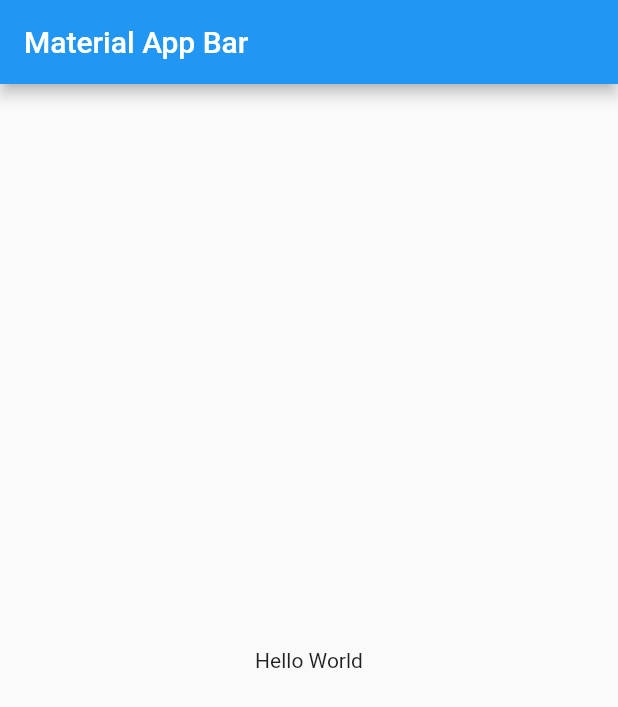
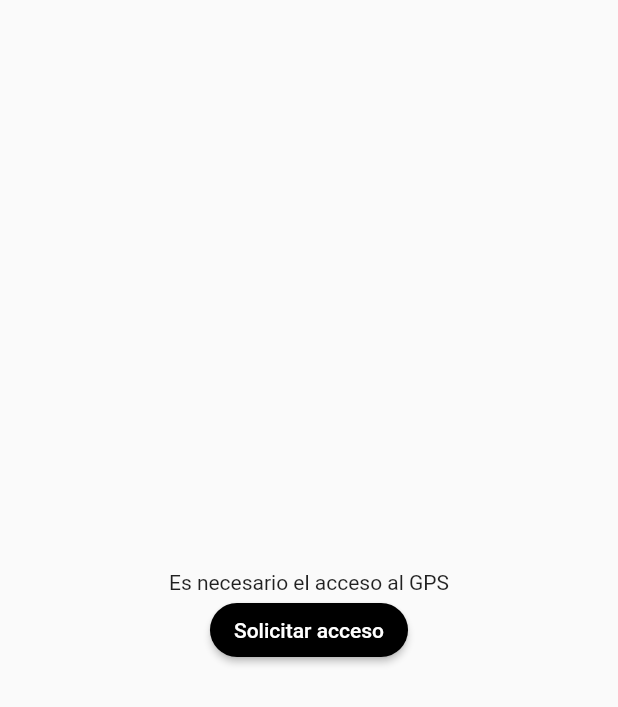
Before and after one commit to juanncode/maps_flutter, a Flutter app: the screen it shows after launch, on a phone screen of 412 x 824 dp. Shown: the top 707 px of the screen. Run offline on Flutter 3.47's test engine with Material 2 defaults, Android fonts, the phone set to English and light mode, and no system bars; our stand-ins replace bloc, equatable, flutter_bloc, geolocator.

```diff
--- /dev/null
+++ b/lib/blocs/gps/gps_bloc.dart
@@ -0,0 +1,51 @@
+import 'dart:async';
+
+import 'package:bloc/bloc.dart';
+import 'package:equatable/equatable.dart';
+import 'package:geolocator/geolocator.dart';
+
+part 'gps_event.dart';
+part 'gps_state.dart';
+
+class GpsBloc extends Bloc<GpsEvent, GpsState> {
+
+  StreamSubscription? gpsServiceSubscription;
+
+  GpsBloc() : super(const GpsState()) {
+    on<GpsAndPermissionEvent>((event, emit) {
+      emit(state.copyWith(
+          isGpsEnabled: event.isGpsEnabled,
+          isGpsPermissionGranted: event.isGpsPermissionGranted));
+    });
+
+    _init();
+  }
+
+  Future<void> _init() async {
+    final isEnabled = await _checkGpsStatus();
+
+    add(GpsAndPermissionEvent(
+      isGpsEnabled: isEnabled,
+      isGpsPermissionGranted: state.isGpsPermissionGranted,
+    ));
+  }
+
+  Future<bool> _checkGpsStatus() async {
+    final isEnable = await Geolocator.isLocationServiceEnabled();
+    gpsServiceSubscription = Geolocator.getServiceStatusStream().listen((event) {
+      final isEnabled = (event.index == 1) ? true : false;
+      add(GpsAndPermissionEvent(
+      isGpsEnabled: isEnabled,
+      isGpsPermissionGranted: state.isGpsPermissionGranted,
+    ));
+    });
+
+    return isEnable;
+  }
+
+  @override
+  Future<void> close() {
+    gpsServiceSubscription?.cancel();
+    return super.close();
+  }
+}
--- /dev/null
+++ b/lib/blocs/gps/gps_event.dart
@@ -0,0 +1,15 @@
+part of 'gps_bloc.dart';
+
+abstract class GpsEvent extends Equatable {
+  const GpsEvent();
+
+  @override
+  List<Object> get props => [];
+}
+
+class GpsAndPermissionEvent extends GpsEvent {
+  final bool isGpsEnabled;
+  final bool isGpsPermissionGranted;
+
+  const GpsAndPermissionEvent({ required this.isGpsEnabled, required this.isGpsPermissionGranted});
+}
--- /dev/null
+++ b/lib/blocs/gps/gps_state.dart
@@ -0,0 +1,20 @@
+part of 'gps_bloc.dart';
+
+class GpsState extends Equatable {
+
+  final bool isGpsEnabled;
+  final bool isGpsPermissionGranted;
+
+
+  const GpsState({this.isGpsEnabled = false, this.isGpsPermissionGranted = false});
+
+  GpsState initalState() => const GpsState();
+
+  GpsState copyWith({bool? isGpsEnabled , bool? isGpsPermissionGranted}) => GpsState(
+    isGpsEnabled : isGpsEnabled ?? this.isGpsEnabled,
+    isGpsPermissionGranted: isGpsPermissionGranted ?? this.isGpsPermissionGranted
+  );
+
+  @override
+  List<Object> get props => [isGpsEnabled, isGpsPermissionGranted];
+}
--- a/lib/main.dart
+++ b/lib/main.dart
@@ -1,22 +1,24 @@
 import 'package:flutter/material.dart';
+import 'package:flutter_bloc/flutter_bloc.dart';
+import 'package:maps_flutter/blocs/gps/gps_bloc.dart';
+import 'package:maps_flutter/screens/gps_access_screen.dart';
 
-void main() => runApp(MyApp());
+void main() {
+  runApp(MultiBlocProvider(
+    providers: [
+      BlocProvider(create: (context) => GpsBloc()),
+    ],
+    child: MapsApp(),
+  ));
+}
 
-class MyApp extends StatelessWidget {
+class MapsApp extends StatelessWidget {
   @override
   Widget build(BuildContext context) {
     return MaterialApp(
-      title: 'Material App',
-      home: Scaffold(
-        appBar: AppBar(
-          title: Text('Material App Bar'),
-        ),
-        body: Center(
-          child: Container(
-            child: Text('Hello World'),
-          ),
-        ),
-      ),
+      debugShowCheckedModeBanner: false,
+      title: 'Maps Flutter',
+      home: GpsAccessScreen()
     );
   }
 }
--- /dev/null
+++ b/lib/screens/gps_access_screen.dart
@@ -0,0 +1,59 @@
+import 'package:flutter/material.dart';
+import 'package:flutter_bloc/flutter_bloc.dart';
+import 'package:maps_flutter/blocs/gps/gps_bloc.dart';
+
+class GpsAccessScreen extends StatelessWidget {
+  const GpsAccessScreen({Key? key}) : super(key: key);
+
+  @override
+  Widget build(BuildContext context) {
+    return Scaffold(
+      body: Center(
+        child: BlocBuilder<GpsBloc, GpsState>(
+          builder: (context, state) {
+            print('state: $state');
+            return !state.isGpsEnabled
+              ? _EnableGpsMessage()
+              : _AccessButton();
+          },
+        ),
+      ),
+    );
+  }
+}
+
+class _AccessButton extends StatelessWidget {
+  const _AccessButton({Key? key}) : super(key: key);
+
+  @override
+  Widget build(BuildContext context) {
+    return Column(
+      mainAxisAlignment: MainAxisAlignment.center,
+      children: [
+        Text('Es necesario el acceso al GPS'),
+        MaterialButton(
+          onPressed: () {},
+          child: const Text('Solicitar acceso',
+              style: TextStyle(color: Colors.white)),
+          shape: const StadiumBorder(),
+          splashColor: Colors.green,
+          color: Colors.black,
+        )
+      ],
+    );
+  }
+}
+
+class _EnableGpsMessage extends StatelessWidget {
+  const _EnableGpsMessage({
+    Key? key,
+  }) : super(key: key);
+
+  @override
+  Widget build(BuildContext context) {
+    return const Text(
+      'Debe habilitar el GPS',
+      style: TextStyle(fontSize: 25, fontWeight: FontWeight.w300),
+    );
+  }
+}
```
Also changed, not shown: lib/screens/loading_screen.dart (added, +10 -0 lines), lib/screens/map_screen.dart (added, +10 -0 lines), pubspec.yaml (+7 -17 lines), pubspec.lock, 6 other files.
